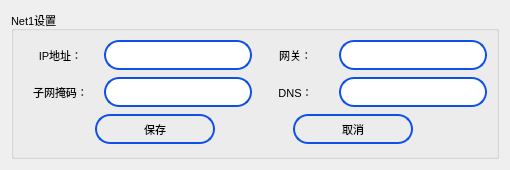
Qt form setting/setsystem/ipsettingdlg.ui (ChinaClever/BusBar-Qt) before a commit.
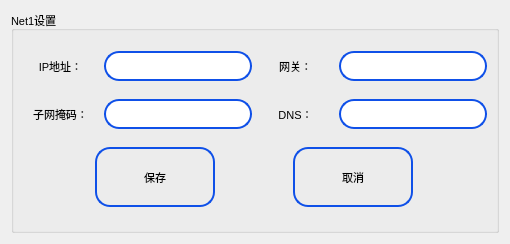
The same form after that commit.

The edit to the form file:
```diff
--- a/setting/setsystem/ipsettingdlg.ui
+++ b/setting/setsystem/ipsettingdlg.ui
@@ -7,7 +7,7 @@
     <x>0</x>
     <y>0</y>
     <width>510</width>
-    <height>170</height>
+    <height>244</height>
    </rect>
   </property>
   <property name="font">
@@ -197,7 +197,7 @@
           <property name="maximumSize">
            <size>
             <width>120</width>
-            <height>30</height>
+            <height>60</height>
            </size>
           </property>
           <property name="styleSheet">
@@ -222,7 +222,7 @@
           <property name="maximumSize">
            <size>
             <width>120</width>
-            <height>30</height>
+            <height>60</height>
            </size>
           </property>
           <property name="styleSheet">
```
